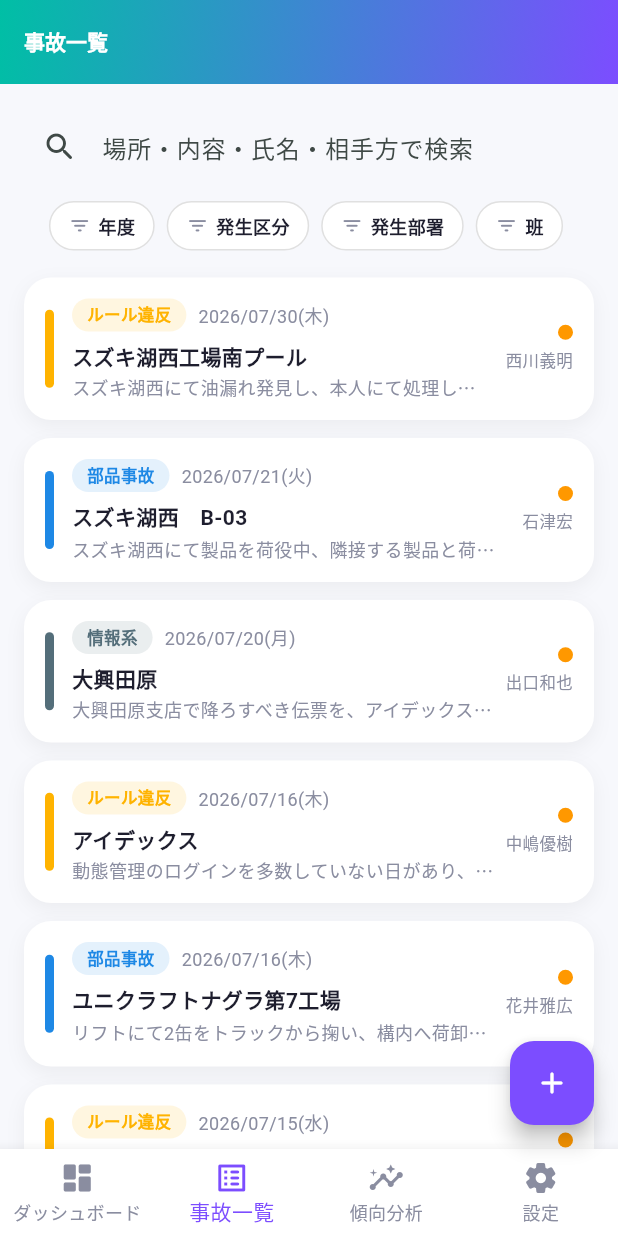
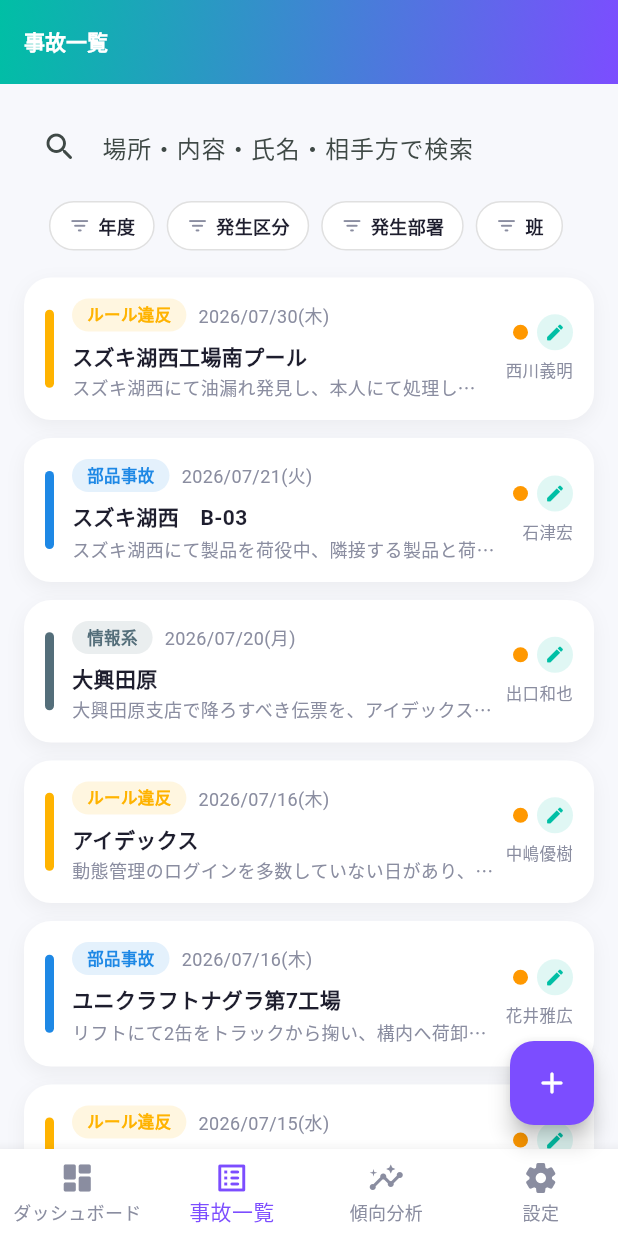
Before and after one commit to ke-suzuki-commits/accident-manager, a Flutter app: the screen it shows after launch, item 2 of the bottom bar chosen, on a phone screen of 412 x 824 dp. Run offline on Flutter 3.47's test engine with Material 3 defaults, Android fonts, the phone set to English and light mode, and no system bars; our stand-ins replace cloud_firestore, firebase_core, fl_chart, hive, hive_flutter, shared_preferences; accounts and stored records are empty.

Commit message:
事故一覧から編集アイコンで直接編集フォームへ遷移できるように改修

```diff
--- a/lib/screens/accident_list_screen.dart
+++ b/lib/screens/accident_list_screen.dart
@@ -5,6 +5,7 @@ import '../services/accident_service.dart';
 import '../theme/app_theme.dart';
 import '../widgets/accident_list_tile.dart';
 import 'accident_detail_screen.dart';
+import 'accident_form_screen.dart';
 
 class AccidentListScreen extends StatefulWidget {
   const AccidentListScreen({super.key});
@@ -113,6 +114,12 @@ class _AccidentListScreenState extends State<AccidentListScreen> {
                             context,
                             MaterialPageRoute(
                               builder: (_) => AccidentDetailScreen(record: r),
+                            ),
+                          ),
+                          onEdit: () => Navigator.push(
+                            context,
+                            MaterialPageRoute(
+                              builder: (_) => AccidentFormScreen(existing: r),
                             ),
                           ),
                         );
--- a/lib/widgets/accident_list_tile.dart
+++ b/lib/widgets/accident_list_tile.dart
@@ -6,11 +6,13 @@ import '../theme/app_theme.dart';
 class AccidentListTile extends StatelessWidget {
   final AccidentRecord record;
   final VoidCallback onTap;
+  final VoidCallback? onEdit;
 
   const AccidentListTile({
     super.key,
     required this.record,
     required this.onTap,
+    this.onEdit,
   });
 
   @override
@@ -139,6 +141,10 @@ class AccidentListTile extends StatelessWidget {
                 const SizedBox(width: 8),
                 Column(
                   crossAxisAlignment: CrossAxisAlignment.end,
+                  mainAxisSize: MainAxisSize.min,
+                  children: [
+                    Row(
+                      mainAxisSize: MainAxisSize.min,
                       children: [
                         Container(
                           width: 10,
@@ -147,6 +153,29 @@ class AccidentListTile extends StatelessWidget {
                             color: AppColors.forStatus(record.status),
                             shape: BoxShape.circle,
                           ),
+                        ),
+                        if (onEdit != null) ...[
+                          const SizedBox(width: 6),
+                          InkWell(
+                            onTap: onEdit,
+                            borderRadius: BorderRadius.circular(20),
+                            child: Container(
+                              padding: const EdgeInsets.all(5),
+                              decoration: BoxDecoration(
+                                color: AppColors.primary.withValues(
+                                  alpha: 0.12,
+                                ),
+                                shape: BoxShape.circle,
+                              ),
+                              child: const Icon(
+                                Icons.edit_rounded,
+                                size: 14,
+                                color: AppColors.primary,
+                              ),
+                            ),
+                          ),
+                        ],
+                      ],
                     ),
                     const SizedBox(height: 6),
                     Text(
```
Also changed, not shown: 1 other file. Lines whose indentation alone changed are shown as unchanged.
